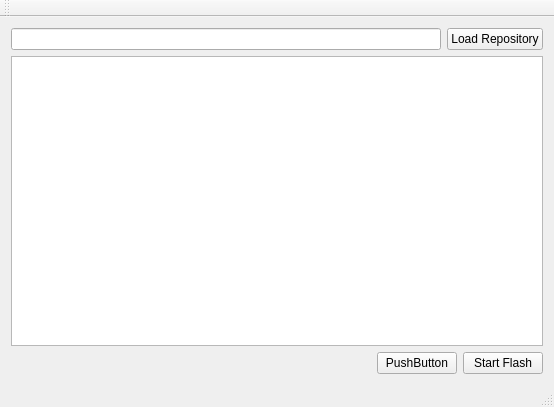
Above: EspQtFirmwareLoad/mainwindow.ui from persuader72/EspQtLib before the change. Below: the same form after it.
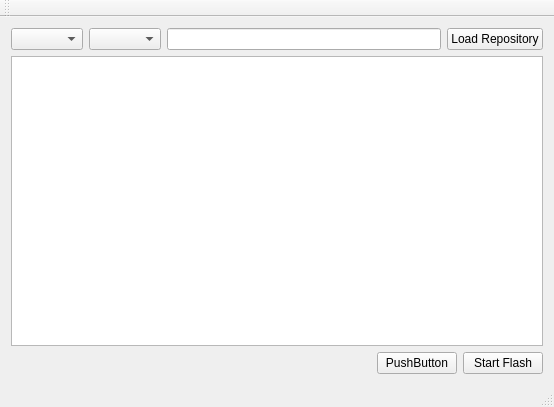
That is the form after the change.

Patch:
```diff
--- a/EspQtFirmwareLoad/mainwindow.ui
+++ b/EspQtFirmwareLoad/mainwindow.ui
@@ -17,6 +17,12 @@
    <layout class="QVBoxLayout" name="verticalLayout">
     <item>
      <layout class="QHBoxLayout" name="horizontalLayout">
+      <item>
+       <widget class="QComboBox" name="serialPorts"/>
+      </item>
+      <item>
+       <widget class="QComboBox" name="baudRates"/>
+      </item>
       <item>
        <widget class="QLineEdit" name="repoFileName"/>
       </item>
```
